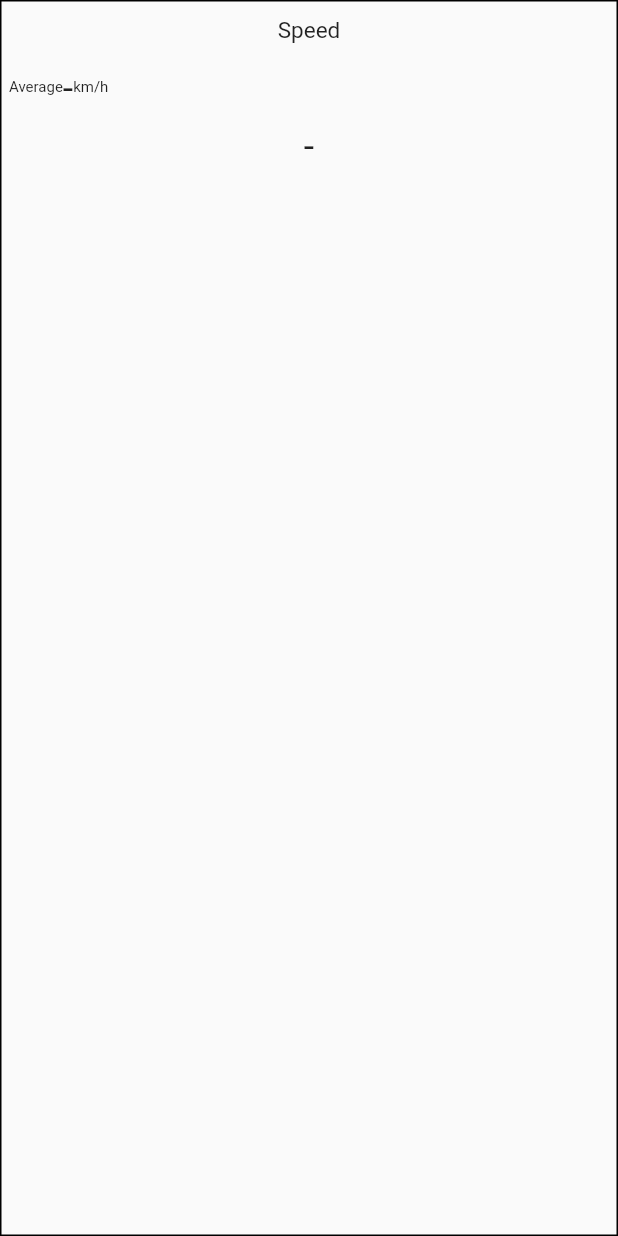
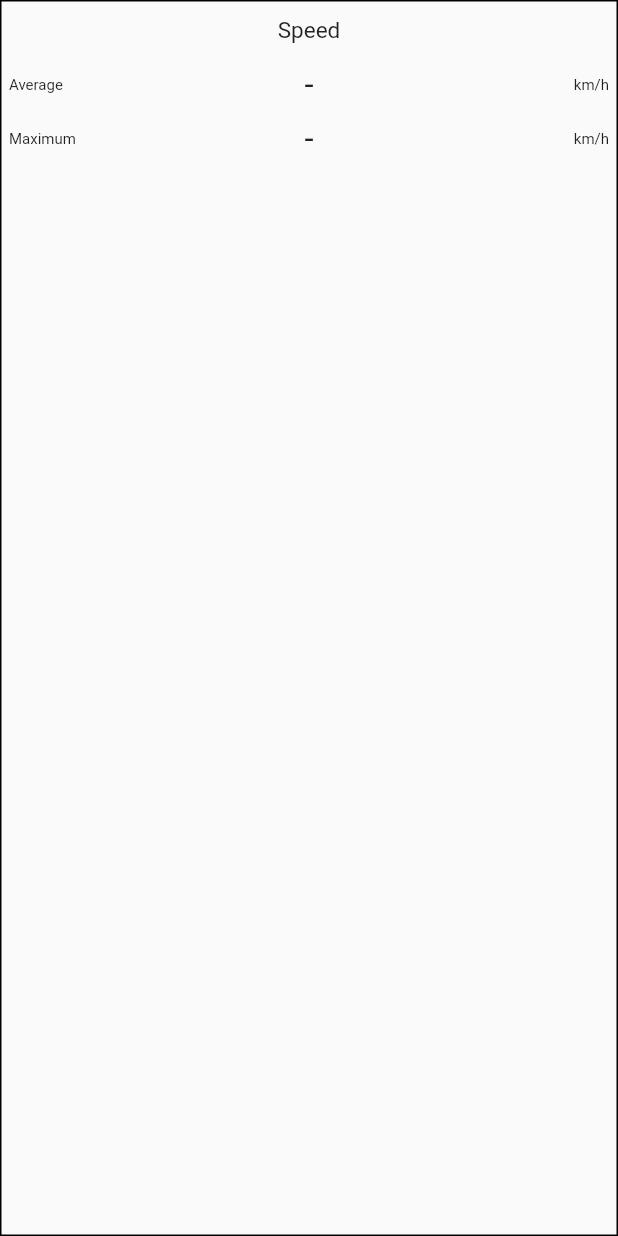
Before and after one commit to helmutheinz2002/bikemeter, a Flutter app: the DashboardCell widget shown alone on an empty page, opened directly, on a phone screen of 412 x 824 dp. Run offline on Flutter 3.47's test engine with Material 2 defaults, Android fonts, the phone set to English and light mode, and no system bars; drawn by our look-alikes of flutter_platform_widgets; our stand-ins replace location, rxdart, syncfusion_flutter_gauges; missing offline and left inert: circular_buffer.

Commit message:
Data cell layout

```diff
--- a/assets/lang/de.json
+++ b/assets/lang/de.json
@@ -11,5 +11,7 @@
   "average": "Durchschnitt",
   "trip": "Trip",
   "moving": "Fahrt",
-  "total": "Gesamt"
+  "total": "Gesamt",
+  "maximum": "Maximum",
+  "climb": "Anstieg"
 }
--- a/assets/lang/en.json
+++ b/assets/lang/en.json
@@ -11,5 +11,7 @@
   "average": "Average",
   "trip": "Trip",
   "moving": "Moving",
-  "total": "Total"
+  "total": "Total",
+  "maximum": "Maximum",
+  "climb": "Climb"
 }
--- a/lib/app_localizations.dart
+++ b/lib/app_localizations.dart
@@ -29,7 +29,7 @@ class AppLocalizations {
   }
 
   String format(dynamic number) {
-    NumberFormat f = new NumberFormat('###0.00', locale.languageCode);
+    NumberFormat f = new NumberFormat('###0.0', locale.languageCode);
     return f.format(number);
   }
 
--- a/lib/cell_formatter.dart
+++ b/lib/cell_formatter.dart
@@ -7,10 +7,9 @@ abstract class CellFormatter {
   final String title;
   final String upperLabel;
   final String lowerLabel;
-  final String upperUnit;
-  final String lowerUnit;
+  final String unit;
 
-  const CellFormatter(this.title, this.upperLabel, this.upperUnit, this.lowerLabel, this.lowerUnit);
+  const CellFormatter(this.title, this.upperLabel, this.lowerLabel, this.unit);
 
   String pickAndFormat(
       BuildContext context, Measurement measurement, bool upper);
@@ -24,7 +23,7 @@ class CellFormatters {
 }
 
 class TimeCellFormatter extends CellFormatter {
-  const TimeCellFormatter() : super("time", "moving", "h", "total", "h");
+  const TimeCellFormatter() : super("time", "moving", "total", "h");
 
   String formatDuration(Duration d) {
     return d.toString().split('.')[0];
@@ -37,7 +36,7 @@ class TimeCellFormatter extends CellFormatter {
 }
 
 class SpeedCellFormatter extends CellFormatter {
-  const SpeedCellFormatter() : super("speed", "average", "km/h", "maximum", "km/h");
+  const SpeedCellFormatter() : super("speed", "average", "maximum", "km/h");
 
   @override
   String pickAndFormat(
@@ -47,7 +46,7 @@ class SpeedCellFormatter extends CellFormatter {
 }
 
 class ElevationCellFormatter extends CellFormatter {
-  const ElevationCellFormatter() : super("elevation", "current", "masl", "climb", "m");
+  const ElevationCellFormatter() : super("elevation", "current", "climb", "m");
 
   @override
   String pickAndFormat(
@@ -57,7 +56,7 @@ class ElevationCellFormatter extends CellFormatter {
 }
 
 class DistanceCellFormatter extends CellFormatter {
-  const DistanceCellFormatter() : super("distance", "trip", "km", "total", "km");
+  const DistanceCellFormatter() : super("distance", "trip", "total", "km");
 
   @override
   String pickAndFormat(
--- a/lib/dashboard_cell.dart
+++ b/lib/dashboard_cell.dart
@@ -38,9 +38,12 @@ class _DashboardCellState extends State<DashboardCell> {
         : _formatter.pickAndFormat(context, _measurement, false);
 
     String title = AppLocalizations.of(context).translate(_formatter.title);
-    String upperLabel = AppLocalizations.of(context).translate(_formatter.upperLabel);
-    String upperUnit = AppLocalizations.of(context).translate(_formatter.upperUnit);
-    String lowerLabel = AppLocalizations.of(context).translate(_formatter.lowerLabel);
+    String upperLabel =
+        AppLocalizations.of(context).translate(_formatter.upperLabel);
+    String lowerLabel =
+        AppLocalizations.of(context).translate(_formatter.lowerLabel);
+    String unit =
+        AppLocalizations.of(context).translate(_formatter.unit);
 
     return Expanded(
       child: Container(
@@ -60,52 +63,44 @@ class _DashboardCellState extends State<DashboardCell> {
                 style: TextStyle(fontSize: 15),
               ),
             ),
-            Padding(
-              padding: EdgeInsets.all(5),
-              child: Row(
-                children: [
-                  Text(
-                    upperLabel,
-                    textAlign: TextAlign.center,
-                    style: TextStyle(fontSize: 10),
-                  ),
-                  Text(
-                    upperValue,
-                    textAlign: TextAlign.center,
-                    style: TextStyle(fontSize: 25),
-                  ),
-                  Text(
-                    upperUnit,
-                    textAlign: TextAlign.center,
-                    style: TextStyle(fontSize: 10),
-                  ),
-                ],
-              ),
-            ),
-            Padding(
-              padding: EdgeInsets.all(5),
-              child: Text(
-                lowerValue,
-                textAlign: TextAlign.center,
-                style: TextStyle(fontSize: 25),
-              ),
-            ),
-            /*
-            Expanded(
-              child: Padding(
-                padding: EdgeInsets.fromLTRB(10, 10, 10, 10),
-                child: PlatformText(
-                  upperValue,
-                  textAlign: TextAlign.center,
-                  style: TextStyle(fontSize: 20),
-                ),
-              ),
-            ),
-
-             */
+            getRow(upperLabel, upperValue, unit),
+            getRow(lowerLabel, lowerValue, unit),
           ],
         ),
       ),
     );
   }
+
+  Widget getRow(String label, value, unit) {
+    return Padding(
+      padding: EdgeInsets.all(5),
+      child: Row(
+        mainAxisSize: MainAxisSize.max,
+        children: [
+          Expanded(
+            child: Text(
+              label,
+              textAlign: TextAlign.start,
+              style: TextStyle(fontSize: 10),
+            ),
+          ),
+          Expanded(
+            flex: 2,
+            child: Text(
+              value,
+              textAlign: TextAlign.center,
+              style: TextStyle(fontSize: 22),
+            ),
+          ),
+          Expanded(
+            child: Text(
+              unit,
+              textAlign: TextAlign.end,
+              style: TextStyle(fontSize: 10),
+            ),
+          ),
+        ],
+      ),
+    );
+  }
 }
```
